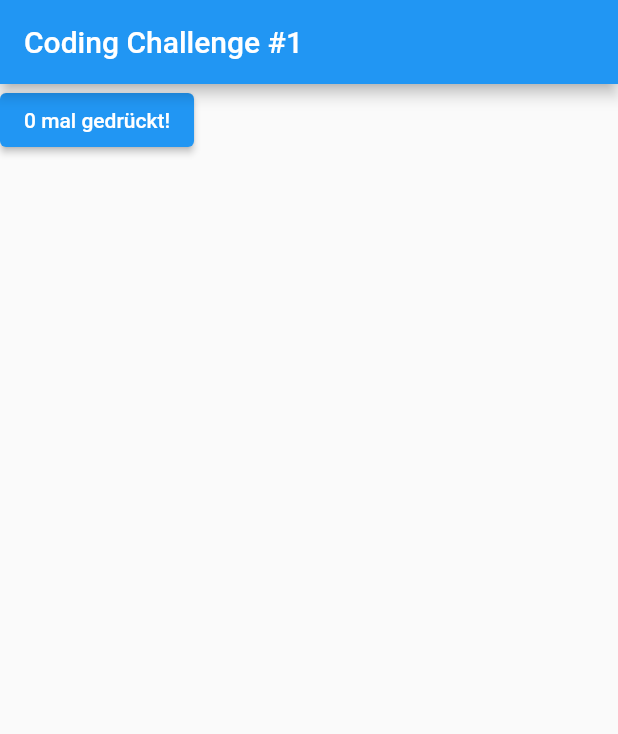
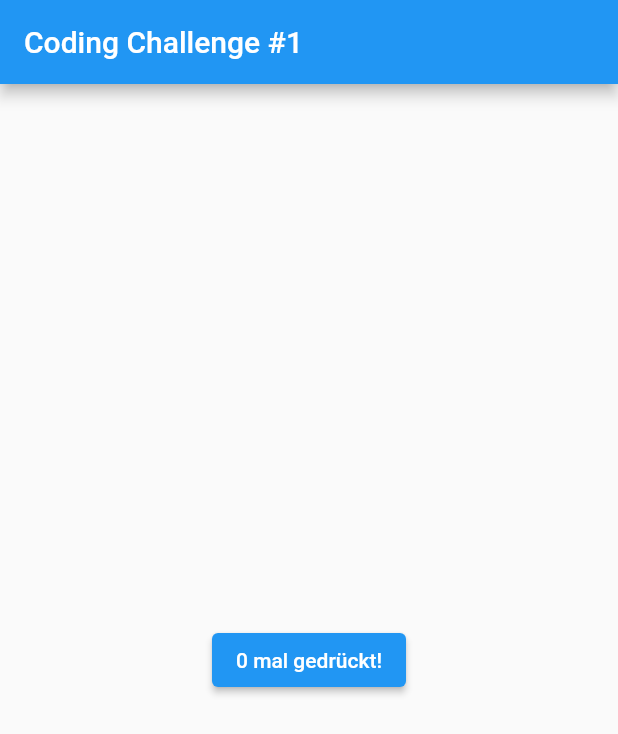
Before and after one commit to 149kairyu/coding_challenge_1, a Flutter app: the screen it shows after launch, on a phone screen of 412 x 824 dp. Shown: the top 734 px of the screen. Run offline on Flutter 3.47's test engine with Material 2 defaults, Android fonts, the light colour scheme and no system bars.

Commit message:
centered button

```diff
--- a/lib/main.dart
+++ b/lib/main.dart
@@ -29,9 +29,11 @@ class _MainPageState extends State<MainPage> {
       appBar: AppBar(
         title: Text("Coding Challenge #1"),
       ),
-      body: ElevatedButton(
-        onPressed: _incrementCounter,
-        child: Text("$_counter mal gedrückt!"),
+      body: Center(
+        child: ElevatedButton(
+          onPressed: _incrementCounter,
+          child: Text("$_counter mal gedrückt!"),
+        ),
       ),
     );
   }
```
